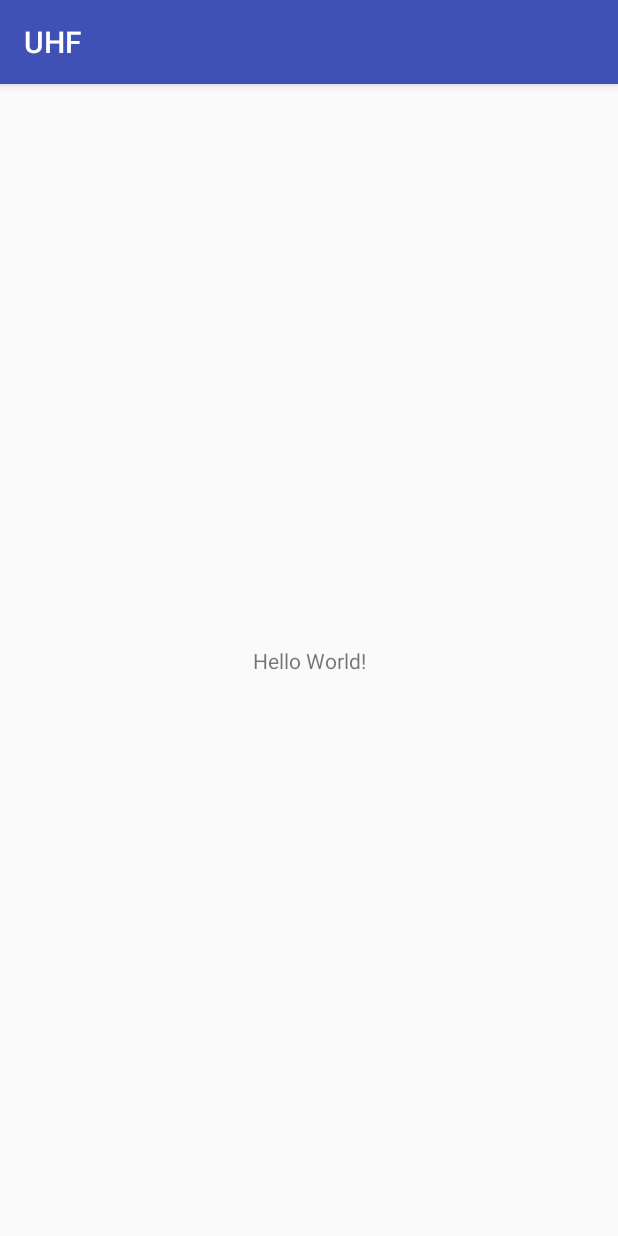
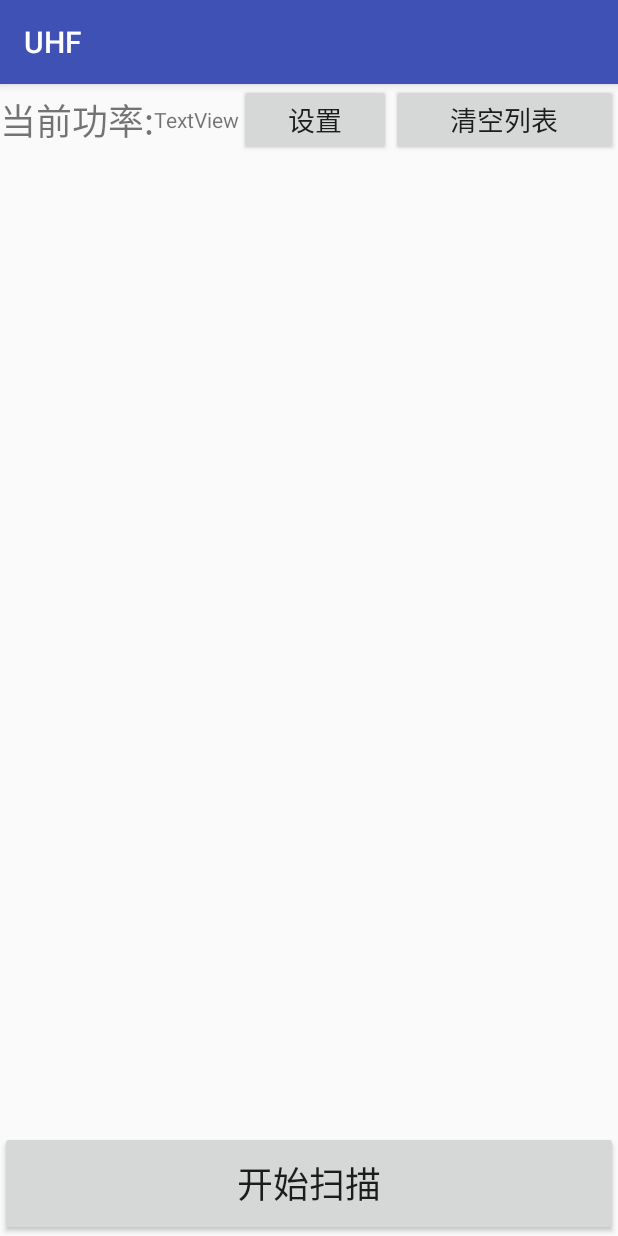
Before and after one commit to zhk666/AndroidPros, an Android app: the screen it shows after launch (MainActivity), on a phone screen of 412 x 824 dp. Run offline under Robolectric (Android 15) with nearby library versions, the phone set to English and light mode, and no system bars; 3 statements that could not run were skipped.

Commit message:
按钮实现以及网络判断

```diff
--- a/app/build.gradle
+++ b/app/build.gradle
@@ -20,11 +20,12 @@ android {
 }
 
 dependencies {
-    compile fileTree(dir: 'libs', include: ['*.jar'])
+    compile fileTree(include: ['*.jar'], dir: 'libs')
     androidTestCompile('com.android.support.test.espresso:espresso-core:2.2.2', {
         exclude group: 'com.android.support', module: 'support-annotations'
     })
     compile 'com.android.support:appcompat-v7:25.3.1'
     compile 'com.android.support.constraint:constraint-layout:1.0.2'
     testCompile 'junit:junit:4.12'
+    compile files('libs/uhf.jar')
 }
--- a/app/src/main/AndroidManifest.xml
+++ b/app/src/main/AndroidManifest.xml
@@ -17,5 +17,6 @@
             </intent-filter>
         </activity>
     </application>
-
+    <uses-permission android:name="android.permission.ACCESS_NETWORK_STATE"/>
+    <uses-permission android:name="android.permission.INTERNET"/>
 </manifest>
--- a/app/src/main/java/donwit/com/uhf/MainActivity.java
+++ b/app/src/main/java/donwit/com/uhf/MainActivity.java
@@ -1,16 +1,86 @@
 package donwit.com.uhf;
 
+import android.os.Bundle;
 import android.support.v7.app.AppCompatActivity;
-import android.os.Bundle;
+import android.util.Log;
+import android.view.View;
+import android.view.View.OnClickListener;
+import android.widget.Button;
 import android.widget.Toast;
+import com.android.hdhe.uhf.reader.UhfReader;
+import static android.widget.Toast.makeText;
+import static donwit.com.uhf.Util.isNetworkConnected;
+import static donwit.com.uhf.Util.setButtonClickable;
+import static donwit.com.uhf.Util.showMyToast;
 
-public class MainActivity extends AppCompatActivity {
+
+public class MainActivity extends AppCompatActivity implements OnClickListener{
+    private UhfReader reader;
+    private Button start_btn;
+    private Button setting_btn;
+    private Button clean_btn;
+    private boolean isNet = false;
 
     @Override
     protected void onCreate(Bundle savedInstanceState) {
         super.onCreate(savedInstanceState);
         setContentView(R.layout.activity_main);
-        Toast.makeText(this,"呵呵",Toast.LENGTH_SHORT).show();
+        reader = UhfReader.getInstance();
+        if(reader == null){
+            setButtonClickable(start_btn,false);
+            setButtonClickable(setting_btn,false);
+            setButtonClickable(clean_btn,false);
+            makeText(this,"获取实例失败！",Toast.LENGTH_SHORT).show();
+        }else {
+            isNet = isNetworkConnected(this);
+            initView();
+        }
+    }
 
+    private void initView() {
+        Util.initSoundPool(this);
+        start_btn = (Button) findViewById(R.id.start_btn);
+        start_btn.setOnClickListener(this);
+        setting_btn = (Button) findViewById(R.id.setting_btn);
+        setting_btn.setOnClickListener(this);
+        clean_btn = (Button) findViewById(R.id.clean_btn);
+        clean_btn.setOnClickListener(this);
+        if(isNet){
+            clean_btn.setText(R.string.clean_list);
+        }else {
+            clean_btn.setText(R.string.isOpenNet);
+            setButtonClickable(start_btn,false);
+            setButtonClickable(setting_btn,false);
+        }
+    }
+
+    @Override
+    public void onClick(View v) {
+        switch (v.getId()) {
+            case R.id.start_btn:
+                Util.play(1,0);
+                break;
+            case R.id.clean_btn:
+                if(isNet){
+                    cleanListView();
+                }else {
+                    isNet = Util.isNetworkConnected(this);
+                    if(isNet){
+                        clean_btn.setText(R.string.clean_list);
+                        setButtonClickable(start_btn,true);
+                        setButtonClickable(setting_btn,true);
+                    }else {
+                        Toast toast = Toast.makeText(this,"请打开网络",Toast.LENGTH_LONG);
+                        showMyToast(toast,1000);
+                    }
+                }
+                break;
+            default:
+                break;
+        }
+    }
+
+    private void cleanListView() {
+        Log.i("MyError", "清除成功");
     }
 }
--- a/app/src/main/res/layout/activity_main.xml
+++ b/app/src/main/res/layout/activity_main.xml
@@ -6,13 +6,84 @@
     android:layout_height="match_parent"
     tools:context="donwit.com.uhf.MainActivity">
 
-    <TextView
-        android:layout_width="wrap_content"
+    <LinearLayout
+        android:id="@+id/oper_line"
+        android:layout_width="0dp"
         android:layout_height="wrap_content"
-        android:text="Hello World!"
+        android:orientation="horizontal"
         app:layout_constraintBottom_toBottomOf="parent"
         app:layout_constraintLeft_toLeftOf="parent"
         app:layout_constraintRight_toRightOf="parent"
-        app:layout_constraintTop_toTopOf="parent" />
+        app:layout_constraintHorizontal_bias="0.0">
 
+        <Button
+            android:id="@+id/start_btn"
+            android:layout_width="wrap_content"
+            android:layout_height="70dp"
+            android:layout_weight="1"
+            android:text="@string/start"
+            android:textSize="24sp" />
+    </LinearLayout>
+
+    <LinearLayout
+        android:layout_width="0dp"
+        android:layout_height="wrap_content"
+        android:orientation="horizontal"
+        app:layout_constraintHorizontal_bias="1.0"
+        app:layout_constraintLeft_toLeftOf="parent"
+        app:layout_constraintRight_toRightOf="parent"
+        app:layout_constraintTop_toTopOf="parent"
+        android:id="@+id/menu_line">
+
+        <TextView
+            android:id="@+id/power"
+            android:layout_width="wrap_content"
+            android:layout_height="match_parent"
+            android:gravity="center_vertical"
+            android:text="@string/power"
+            android:textSize="24sp" />
+
+        <TextView
+            android:id="@+id/now_power"
+            android:layout_width="wrap_content"
+            android:layout_height="match_parent"
+            android:gravity="center_vertical"
+            android:text="TextView" />
+
+        <Button
+            android:id="@+id/setting_btn"
+            android:layout_width="wrap_content"
+            android:layout_height="wrap_content"
+            android:layout_weight="1"
+            android:text="@string/setting"
+            android:textSize="18sp" />
+
+        <Button
+            android:id="@+id/clean_btn"
+            android:layout_width="wrap_content"
+            android:layout_height="match_parent"
+            android:layout_weight="4"
+            android:text="@string/clean_list"
+            android:textSize="18sp" />
+    </LinearLayout>
+
+    <LinearLayout
+        android:id="@+id/list_line"
+        android:layout_width="0dp"
+        android:layout_height="wrap_content"
+        android:orientation="vertical"
+        android:weightSum="1"
+        app:layout_constraintBottom_toTopOf="@+id/oper_line"
+        app:layout_constraintHorizontal_bias="0.0"
+        app:layout_constraintLeft_toLeftOf="parent"
+        app:layout_constraintRight_toRightOf="parent"
+        app:layout_constraintTop_toBottomOf="@+id/menu_line"
+        app:layout_constraintVertical_bias="0.0">
+
+        <ListView
+            android:id="@+id/epc_list"
+            android:layout_width="match_parent"
+            android:layout_height="380dp"
+            android:layout_weight="0.83" />
+    </LinearLayout>
 </android.support.constraint.ConstraintLayout>
--- a/app/src/main/res/values/strings.xml
+++ b/app/src/main/res/values/strings.xml
@@ -1,3 +1,10 @@
 <resources>
     <string name="app_name">UHF</string>
+    <string name="setting">设置</string>
+    <string name="power">当前功率:</string>
+    <string name="start">开始扫描</string>
+    <string name="end">结束扫描</string>
+    <string name="isOpenNet">已打开网络，点击重试</string>
+    <string name="clean_list">清空列表</string>
+
 </resources>
```
Also changed, not shown: app/src/main/java/donwit/com/uhf/Util.java (added, +94 -0 lines), app/libs/uhf.jar (added), 4 other files.
